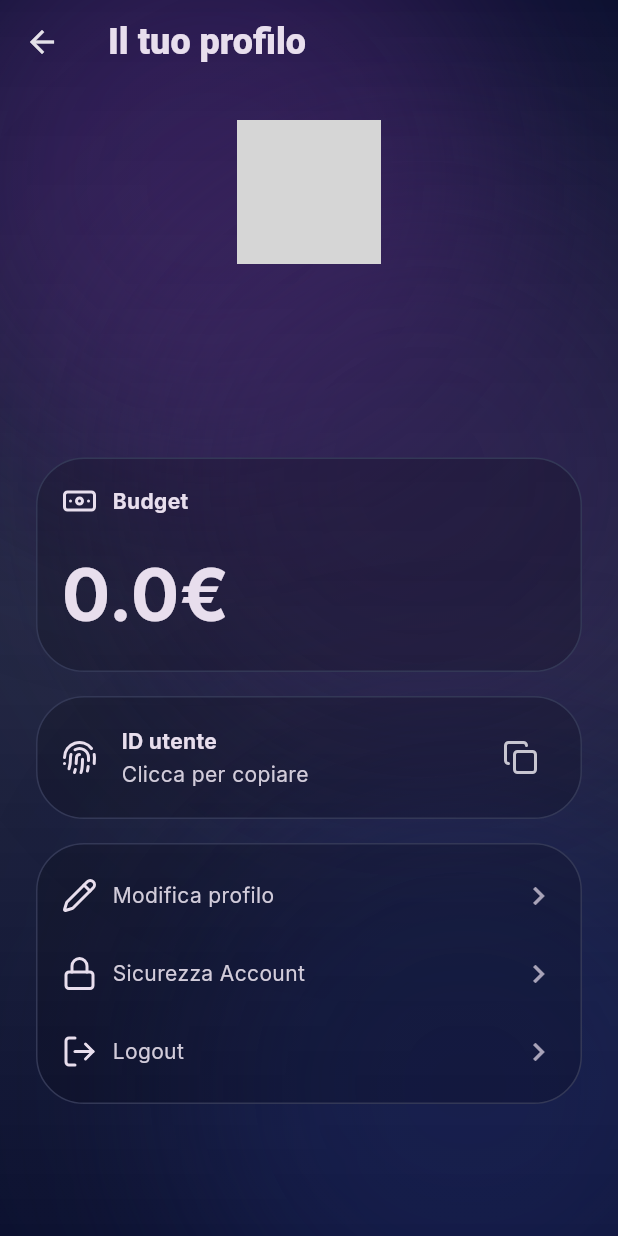
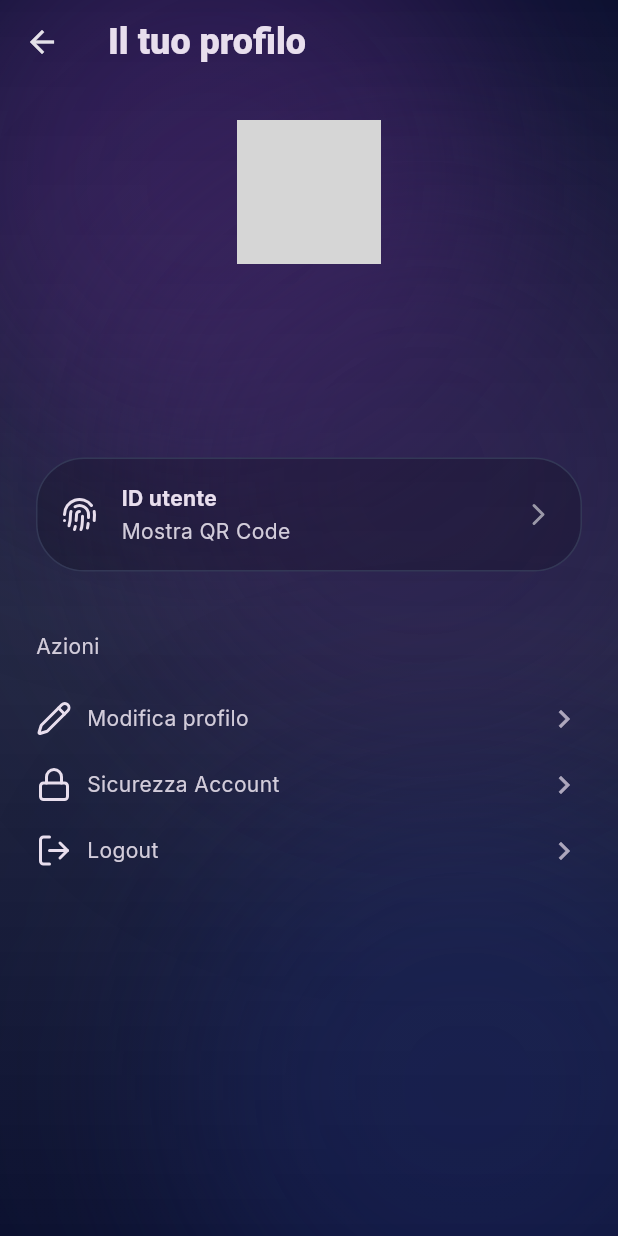
Before and after one commit to ImJustCri/influx, a Flutter app: the ProfilePage screen opened by its route, on a phone screen of 412 x 824 dp. Run offline on Flutter 3.47's test engine with Material 3 defaults, Android fonts, the phone set to English and light mode, and no system bars; our stand-ins replace fl_chart, flutter_dotenv, flutter_lucide, flutter_riverpod, qr_flutter, supabase_flutter; accounts and stored records are empty; network calls fail; grey boxes are pictures that could not be loaded.

Commit message:
Add user QR dialog to profile
Add UserQrDialog widget to display the user's ID as a QR code and provide a copy-ID button. Replace the previous ID container in ProfilePage with a tappable AppContainer that opens the dialog (label changed from "Clicca per copiare" to "Mostra QR Code"). Reorganize action tiles layout and keep edit/security/logout behavior unchanged. Add qr_flutter to pubspec.yaml (and updated pubspec.lock).

Co-authored-by: Copilot <223556219+Copilot@users.noreply.github.com>

```diff
--- a/lib/pages/account/profile.dart
+++ b/lib/pages/account/profile.dart
@@ -1,16 +1,15 @@
 import 'package:flutter/material.dart';
-import 'package:flutter/services.dart';
 import 'package:flutter_lucide/flutter_lucide.dart';
 import 'package:flutter_riverpod/flutter_riverpod.dart';
 import 'package:influx/widgets/app_container.dart';
 import 'package:supabase_flutter/supabase_flutter.dart';
-import '../../global.dart';
 import '../../models/profile.dart';
 import '../../providers/profile_provider.dart';
 import '../../services/auth_service.dart';
 import '../../theme.dart';
 import '../../widgets/page_padding.dart';
 import '../../widgets/settings_tile.dart';
+import '../../widgets/user_qr_dialog.dart';
 import 'edit_profile_page.dart';
 
 class ProfilePage extends ConsumerWidget {
@@ -90,7 +89,6 @@ class ProfilePage extends ConsumerWidget {
       WidgetRef ref,
       Profile userProfile,
       ) {
-
     final userEmail = Supabase.instance.client.auth.currentUser?.email ?? 'Nessuna email';
 
     return PagePadding(
@@ -119,31 +117,14 @@ class ProfilePage extends ConsumerWidget {
             Column(
               spacing: 16,
               children: [
-                AppContainer(
-                  width: double.infinity,
-                  child: Column(
-                    spacing: 16,
-                    crossAxisAlignment: CrossAxisAlignment.start,
-                    children: [
-                      const Row(
-                        children: [
-                          Icon(LucideIcons.banknote, color: AppColors.white),
-                          SizedBox(width: 10),
-                          Text(
-                            "Budget",
-                            style: AppTypography.containerTitle,
-                          ),
-                        ],
-                      ),
-                      SelectableText(
-                        "${userProfile.budget}$currency",
-                        style: AppTypography.budgetIndicator,
-                      ),
-                    ],
-                  ),
-                ),
-
-                AppContainer(
+                GestureDetector(
+                  onTap: () {
+                    showDialog(
+                      context: context,
+                      builder: (context) => UserQrDialog(userId: userProfile.id),
+                    );
+                  },
+                  child: AppContainer(
                     width: double.infinity,
                     child: Column(
                       spacing: 16,
@@ -163,33 +144,26 @@ class ProfilePage extends ConsumerWidget {
                                     style: AppTypography.containerTitle,
                                   ),
                                   Text(
-                                  "Clicca per copiare",
+                                    "Mostra QR Code",
                                     style: AppTypography.containerBody,
                                   ),
                                 ],
                               ),
                             ),
-                          IconButton(
-                            onPressed: () {
-                              Clipboard.setData(ClipboardData(text: userProfile.id));
-                              ScaffoldMessenger.of(context).showSnackBar(
-                                const SnackBar(content: Text("ID copiato negli appunti")),
-                              );
-                            },
-                            icon: const Icon(LucideIcons.copy),
-                          )
+                            const Icon(LucideIcons.chevron_right, color: Colors.white54),
                           ],
                         ),
                       ],
                     ),
                   ),
-
-                AppContainer(
-                  width: double.infinity,
-                  child: Column(
-                    spacing: 16,
+                ),
+                const SizedBox(height: 8),
+                Column(
+                  spacing: 8,
                   crossAxisAlignment: CrossAxisAlignment.start,
                   children: [
+                    Text("Azioni", style: AppTypography.containerBody),
+                    const SizedBox(height: 4),
                     SettingsTile(
                       icon: LucideIcons.pencil,
                       title: "Modifica profilo",
@@ -223,7 +197,6 @@ class ProfilePage extends ConsumerWidget {
                     ),
                   ],
                 ),
-                ),
               ],
             )
           ],
--- a/pubspec.yaml
+++ b/pubspec.yaml
@@ -42,6 +42,7 @@ dependencies:
   intl: ^0.20.3
   riverpod: ^3.3.2
   flutter_riverpod: ^3.3.2
+  qr_flutter: ^4.1.0
 
 dev_dependencies:
   flutter_test:
```
Also changed, not shown: lib/widgets/user_qr_dialog.dart (added, +100 -0 lines), pubspec.lock. Lines whose indentation alone changed are shown as unchanged.
